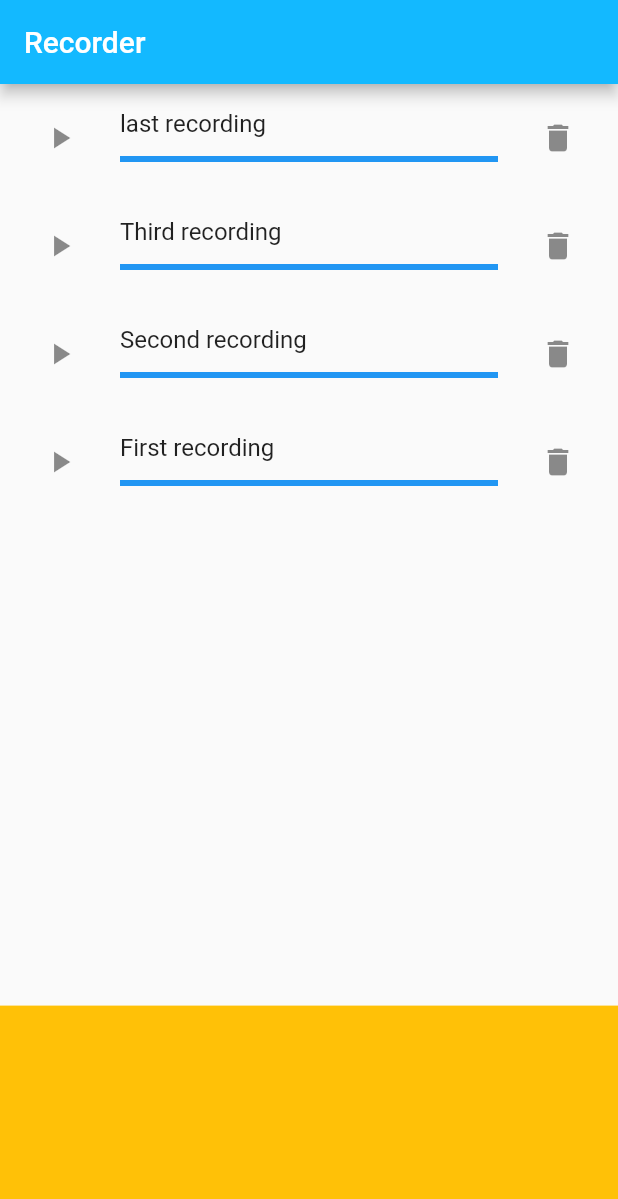
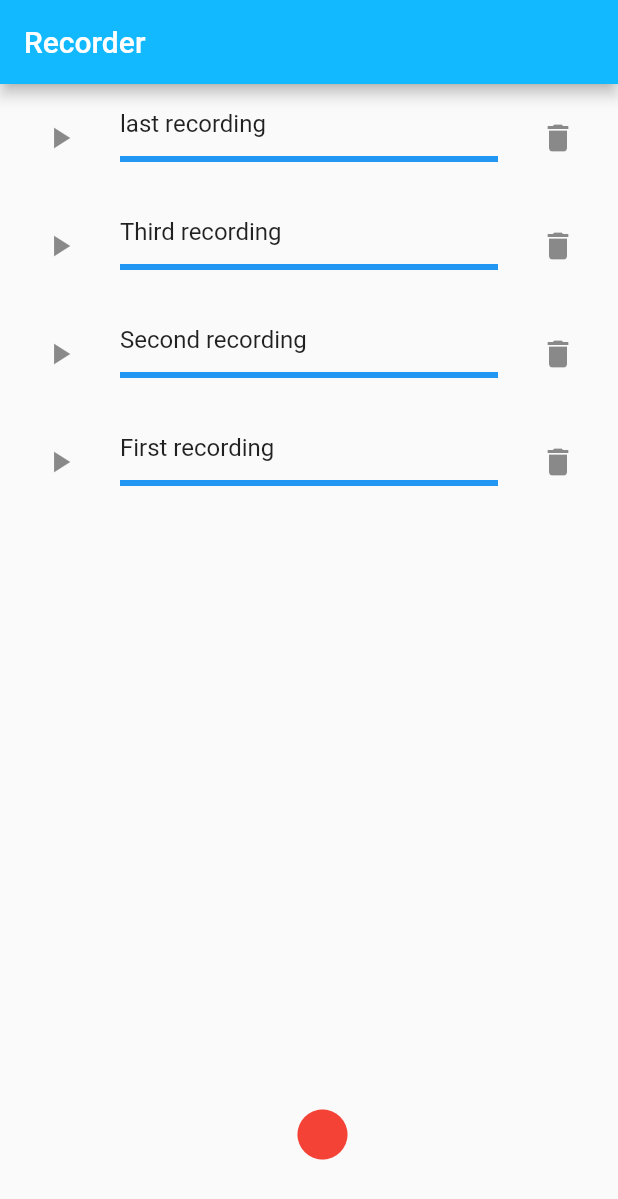
Before and after one commit to gyakhoe/voice_recorder_bloc, a Flutter app: the screen it shows after launch, on a phone screen of 412 x 824 dp. Shown: the top 1199 px of the screen. Run offline on Flutter 3.47's test engine with Material 2 defaults, Android fonts, the light colour scheme and no system bars; our stand-ins replace bloc, flutter_bloc; generated files the repository leaves out were written again.

Commit message:
recorder button/ view added

```diff
--- a/lib/home/views/home_page.dart
+++ b/lib/home/views/home_page.dart
@@ -1,4 +1,5 @@
 import 'package:flutter/material.dart';
+import 'package:voice_recorder_bloc/recorder/recorder.dart';
 import 'package:voice_recorder_bloc/recording/views/recording_view.dart';
 
 class HomePage extends StatelessWidget {
@@ -9,19 +10,17 @@ class HomePage extends StatelessWidget {
     return SafeArea(
       child: Scaffold(
         appBar: AppBar(title: const Text('Recorder')),
-        body: Column(
+        body: const Column(
           children: [
             //* First child is for the recroding view
-            const Expanded(
+            Expanded(
               flex: 8,
               child: RecordingView(),
             ),
             //* Second child is for recorder view
             Expanded(
               flex: 2,
-              child: Container(
-                color: Colors.amber,
-              ),
+              child: RecorderView(),
             )
           ],
         ),
--- /dev/null
+++ b/lib/recorder/recorder.dart
@@ -0,0 +1 @@
+export 'views/recorder_view.dart';
--- /dev/null
+++ b/lib/recorder/views/recorder_view.dart
@@ -0,0 +1,24 @@
+import 'dart:developer';
+
+import 'package:flutter/material.dart';
+
+class RecorderView extends StatelessWidget {
+  const RecorderView({super.key});
+
+  @override
+  Widget build(BuildContext context) {
+    return Row(
+      mainAxisAlignment: MainAxisAlignment.center,
+      children: [
+        IconButton(
+          onPressed: () => log('Recorder'),
+          icon: const Icon(
+            Icons.fiber_manual_record,
+            size: 50,
+            color: Colors.red,
+          ),
+        ),
+      ],
+    );
+  }
+}
```
